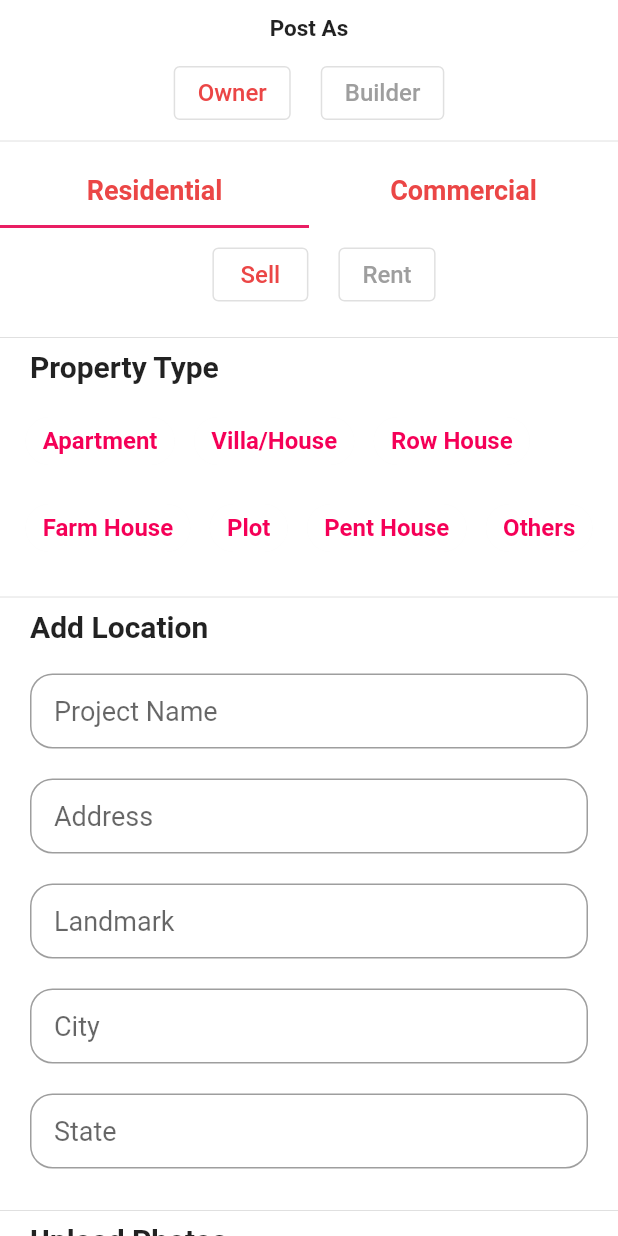
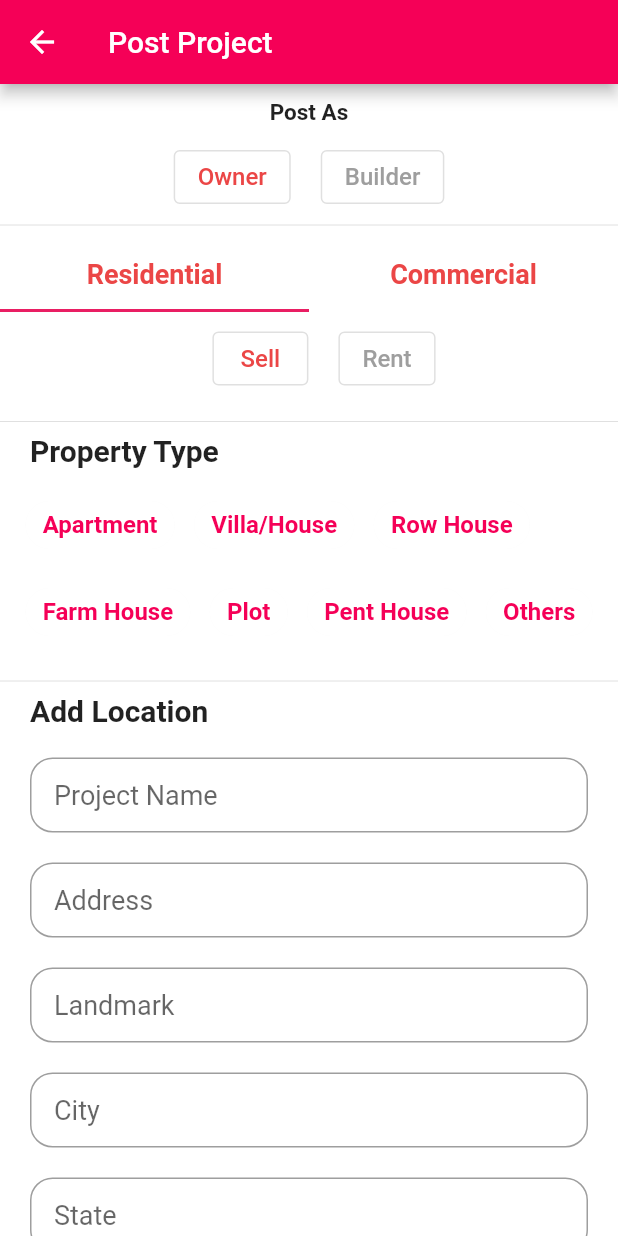
Before and after one commit to Meetdobariya6868/property_project, a Flutter app: the PostProperty screen opened directly, on a phone screen of 412 x 824 dp. Run offline on Flutter 3.47's test engine with Material 2 defaults, Android fonts, the phone set to English and light mode, and no system bars; our stand-ins replace carousel_slider, firebase_auth, firebase_core, flutter_secure_storage, shared_preferences; accounts and stored records are empty.

Commit message:
edit of project

```diff
--- a/lib/main.dart
+++ b/lib/main.dart
@@ -1,7 +1,7 @@
 import 'package:firebase_core/firebase_core.dart';
 import 'package:flutter/material.dart';
-import 'welcome.dart';
 
+import 'screens/welcome.dart';
 void main() {
   WidgetsFlutterBinding.ensureInitialized();
   Firebase.initializeApp();
--- a/lib/favourite.dart
+++ b/lib/screens/favourite.dart
@@ -44,7 +44,7 @@ class _MyFavoritePostState extends State<MyFavoritePost> {
       appBar: AppBar(
         title: const Text('Favourite'),
         backgroundColor: kPrimaryColor,
-        automaticallyImplyLeading: false,
+        // automaticallyImplyLeading: false,
       ),
       body: ListView(
         children: [
--- a/lib/home_screen.dart
+++ b/lib/screens/home_screen.dart
@@ -1,9 +1,9 @@
 import 'package:firebase_auth/firebase_auth.dart';
 import 'package:flutter/material.dart';
-import 'package:flutter_application_1/favourite.dart';
 import 'package:flutter_secure_storage/flutter_secure_storage.dart';
 
 import 'constant.dart';
+import 'favourite.dart';
 import 'postproject.dart';
 import 'propertydetail.dart';
 import 'signin.dart';
@@ -365,7 +365,7 @@ class _HomePageState extends State<HomePage> {
                 ],
               ),
               onTap: () {
-                Navigator.of(context).push(
+                Navigator.of(context).pushReplacement(
                   MaterialPageRoute(
                     builder: (context) => const HomePage(),
                   ),
--- a/lib/postproject.dart
+++ b/lib/screens/postproject.dart
@@ -190,6 +190,11 @@ class _PostPropertyState extends State<PostProperty> {
     return DefaultTabController(
       length: 2,
       child: Scaffold(
+        appBar: AppBar(
+          title: const Text('Post Project'),
+          backgroundColor: kPrimaryColor,
+          // automaticallyImplyLeading: false,
+        ),
         backgroundColor: Colors.white,
         body: SafeArea(
           child: Container(
--- a/lib/welcome.dart
+++ b/lib/screens/welcome.dart
@@ -1,6 +1,6 @@
 import 'package:flutter/material.dart';
-import 'package:flutter_application_1/constant.dart';
 
+import 'constant.dart';
 import 'signin.dart';
 import 'signup.dart';
 
```
Also changed, not shown: lib/screens/constant.dart (renamed from lib/constant.dart), lib/screens/forgot_password.dart (renamed from lib/forgot_password.dart), lib/screens/propertydetail.dart (renamed from lib/propertydetail.dart), lib/screens/signin.dart (renamed from lib/signin.dart), lib/screens/signup.dart (renamed from lib/signup.dart), 1 other file.
